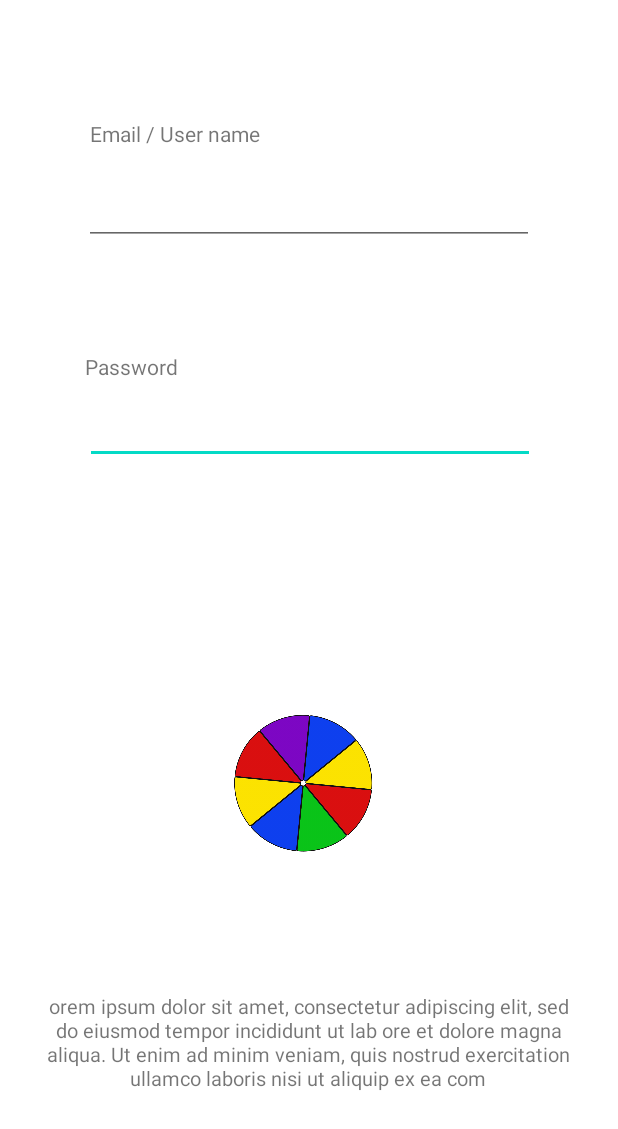
After one commit to FranzGuanaco/Wheeler, an Android app: the layout login_substitute.xml on its own in the app's theme, with its tools: preview values and no code run, on a phone screen of 412 x 824 dp. The commit adds this screen. Shown: the top 1129 px of the screen. Run offline under Robolectric (Android 15) with nearby library versions, the phone set to English and light mode, and no system bars.

Commit message:
new fragment login substitution

```diff
--- a/app/src/main/AndroidManifest.xml
+++ b/app/src/main/AndroidManifest.xml
@@ -23,8 +23,8 @@
                 <category android:name="android.intent.category.LAUNCHER" />
             </intent-filter>
         </activity>
-        <activity android:name="com.order.Login"></activity>
-        <activity android:name="com.order.Create_account"></activity>
+        <activity android:name="com.user.Login"></activity>
+        <activity android:name="com.user.Create_account"></activity>
         <activity
             android:name="com.order.MainActivity"
             android:exported="true" >
--- a/app/src/main/java/com/order/MainActivity.kt
+++ b/app/src/main/java/com/order/MainActivity.kt
@@ -4,7 +4,6 @@ import android.content.Intent
 import android.os.Bundle
 import android.widget.*
 import androidx.appcompat.app.AppCompatActivity
-import com.example.draft.Game
 import com.example.draft.R
 
 
--- /dev/null
+++ b/app/src/main/java/com/order/Prize.kt
@@ -0,0 +1,4 @@
+package com.order
+
+class Prize {
+}
--- a/app/src/main/java/com/user/Result.kt
+++ b/app/src/main/java/com/order/Result.kt
@@ -1,4 +1,4 @@
-package com.user
+package com.order
 
 
 import android.animation.AnimatorSet
--- a/app/src/main/java/com/order/Splash.kt
+++ b/app/src/main/java/com/order/Splash.kt
@@ -7,8 +7,9 @@ import android.os.Bundle
 import android.widget.Button
 import android.widget.ImageView
 import androidx.appcompat.app.AppCompatActivity
-import com.example.draft.Game
 import com.example.draft.R
+import com.user.Create_account
+import com.user.Login
 
 
 class Splash : AppCompatActivity() {
--- a/app/src/main/java/com/order/Create_account.kt
+++ b/app/src/main/java/com/user/Create_account.kt
@@ -1,4 +1,4 @@
-package com.order
+package com.user
 
 import android.os.Bundle
 import androidx.appcompat.app.AppCompatActivity
--- a/app/src/main/java/com/user/Prize.kt
+++ /dev/null
@@ -1,4 +0,0 @@
-package com.user
-
-class Prize {
-}
--- /dev/null
+++ b/app/src/main/res/layout/login_substitute.xml
@@ -0,0 +1,77 @@
+<?xml version="1.0" encoding="utf-8"?>
+<androidx.constraintlayout.widget.ConstraintLayout xmlns:android="http://schemas.android.com/apk/res/android"
+    xmlns:app="http://schemas.android.com/apk/res-auto"
+    xmlns:tools="http://schemas.android.com/tools"
+    android:layout_width="match_parent"
+    android:layout_height="match_parent">
+
+    <EditText
+        android:id="@+id/password"
+        android:layout_width="300dp"
+        android:layout_height="wrap_content"
+        android:layout_marginTop="264dp"
+        android:ems="10"
+        android:inputType="number"
+        app:layout_constraintEnd_toEndOf="parent"
+        app:layout_constraintHorizontal_bias="0.504"
+        app:layout_constraintStart_toStartOf="parent"
+        app:layout_constraintTop_toTopOf="parent" />
+
+    <EditText
+        android:id="@+id/user_name"
+        android:layout_width="300dp"
+        android:layout_height="wrap_content"
+        android:layout_marginTop="118dp"
+        android:ems="10"
+        android:inputType="number"
+        app:layout_constraintEnd_toEndOf="parent"
+        app:layout_constraintStart_toStartOf="parent"
+        app:layout_constraintTop_toTopOf="parent" />
+
+    <TextView
+        android:id="@+id/textView3"
+        android:layout_width="350dp"
+        android:layout_height="wrap_content"
+        android:layout_marginBottom="96dp"
+        android:text="@string/lorem"
+        android:textAlignment="center"
+        android:textSize="13sp"
+        app:layout_constraintBottom_toBottomOf="parent"
+        app:layout_constraintEnd_toEndOf="parent"
+        app:layout_constraintHorizontal_bias="0.491"
+        app:layout_constraintStart_toStartOf="parent"
+        app:layout_constraintTop_toBottomOf="@+id/imageView6" />
+
+    <ImageView
+        android:id="@+id/imageView6"
+        android:layout_width="100dp"
+        android:layout_height="0dp"
+        android:layout_marginStart="152dp"
+        android:layout_marginBottom="46dp"
+        app:layout_constraintBottom_toTopOf="@+id/textView3"
+        app:layout_constraintStart_toStartOf="parent"
+        app:layout_constraintTop_toBottomOf="@+id/pass"
+        app:srcCompat="@drawable/animation" />
+
+    <TextView
+        android:id="@+id/usrname"
+        android:layout_width="wrap_content"
+        android:layout_height="wrap_content"
+        android:layout_marginStart="4dp"
+        android:layout_marginTop="79dp"
+        android:layout_marginBottom="136dp"
+        android:text="Email / User name"
+        app:layout_constraintBottom_toTopOf="@+id/pass"
+        app:layout_constraintStart_toStartOf="@+id/user_name"
+        app:layout_constraintTop_toTopOf="parent" />
+
+    <TextView
+        android:id="@+id/pass"
+        android:layout_width="wrap_content"
+        android:layout_height="wrap_content"
+        android:layout_marginBottom="173dp"
+        android:text="Password"
+        app:layout_constraintBottom_toTopOf="@+id/imageView6"
+        app:layout_constraintStart_toStartOf="@+id/password"
+        app:layout_constraintTop_toBottomOf="@+id/usrname" />
+</androidx.constraintlayout.widget.ConstraintLayout>
```
Also changed, not shown: app/src/main/java/com/order/DBHelper.kt (+91 -2 lines), app/src/main/java/com/order/Game.kt (renamed from app/src/main/java/com/user/Game.kt, +2 -17 lines), app/src/main/java/com/user/Login.kt (renamed from app/src/main/java/com/order/Login.kt, +2 -6 lines).
